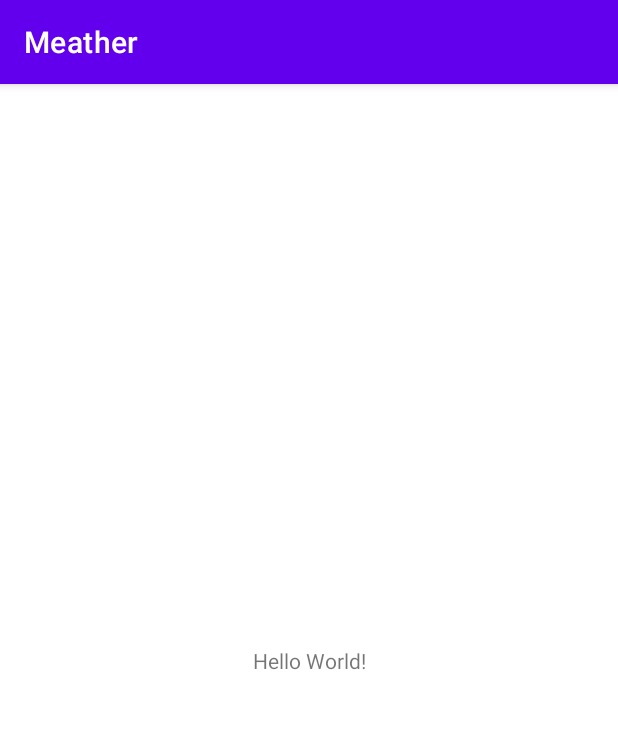
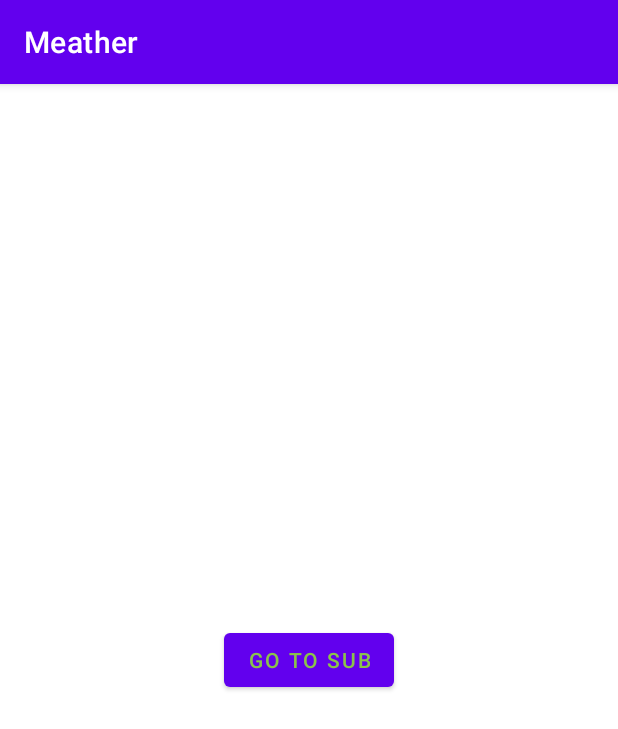
Before and after one commit to te17niidome/Meather, an Android app: the screen it shows after launch (MainActivity before the commit, Loc_TestActivity after it), on a phone screen of 412 x 824 dp. Shown: the top 729 px of the screen. Run offline under Robolectric (Android 15) with nearby library versions, the light colour scheme and no system bars.

Commit message:
起動画面作成

```diff
--- /dev/null
+++ b/app/src/main/java/com/example/blucode/meather/Loc_TestActivity.java
@@ -0,0 +1,89 @@
+package com.example.blucode.meather;
+
+import android.Manifest;
+import android.annotation.SuppressLint;
+import android.content.Context;
+import android.content.Intent;
+import android.content.pm.PackageManager;
+import android.location.Location;
+import android.location.LocationListener;
+import android.location.LocationManager;
+import android.os.Bundle;
+import android.view.View;
+import android.widget.TextView;
+
+import androidx.appcompat.app.AppCompatActivity;
+import androidx.core.app.ActivityCompat;
+
+public class Loc_TestActivity extends AppCompatActivity implements View.OnClickListener, LocationListener{
+    private TextView textView;
+    public static double Lati;
+    public static double Long;
+    private LocationManager manager;
+
+
+    @Override
+    protected void onCreate(Bundle savedInstanceState) {
+        super.onCreate(savedInstanceState);
+        setContentView(R.layout.activity_loca_test);
+        manager = (LocationManager) getSystemService(Context.LOCATION_SERVICE);
+
+
+
+    }
+    @Override
+    protected void onResume() {
+        super.onResume();
+
+        if (ActivityCompat.checkSelfPermission(this, Manifest.permission.ACCESS_FINE_LOCATION) != PackageManager.PERMISSION_GRANTED) {
+            ActivityCompat.requestPermissions(this, new String[]{Manifest.permission.ACCESS_FINE_LOCATION}, 1);
+            return;
+        }
+
+        manager.requestLocationUpdates(LocationManager.GPS_PROVIDER, 0, 1, this);
+        manager.requestLocationUpdates(LocationManager.NETWORK_PROVIDER, 0, 1, this);
+    }
+    protected void onStop() {
+        super.onStop();
+
+        if (manager != null) {
+            if (ActivityCompat.checkSelfPermission(this, Manifest.permission.ACCESS_FINE_LOCATION) != PackageManager.PERMISSION_GRANTED) {
+                return;
+            }
+            manager.removeUpdates(this);
+        }
+    }
+    @Override
+    public void onLocationChanged(Location location) {
+        Lati = location.getLatitude();
+        Long = location.getLongitude();
+    }
+    @Override
+    public void onStatusChanged(String provider, int status, Bundle extras) {
+
+    }
+
+    @Override
+    public void onProviderEnabled(String provider) {
+
+    }
+
+    @Override
+    public void onProviderDisabled(String provider) {
+    }
+
+    @SuppressLint("SetTextI18n")
+    @Override
+    public void onClick(View view) {
+        double VerLati = (double)((int)(Lati*1000)/1000.00);
+        double VerLong = (double)((int)(Long*1000)/1000.00);
+        //textView.setText(String.valueOf(VerLati)+","+String.valueOf(VerLong));
+        System.out.println(VerLati);
+        System.out.println(VerLong);
+    }
+    public void onBackPressed(){
+        // 戻るボタンが押された時
+        Intent intent = new Intent(this,MainActivity.class);
+        startActivity(intent);
+    }
+}
--- a/app/src/main/java/com/example/blucode/meather/SplashActivity.java
+++ b/app/src/main/java/com/example/blucode/meather/SplashActivity.java
@@ -38,7 +38,7 @@ public class SplashActivity extends AppCompatActivity {
         @Override
         public void run() {
             //画面遷移処理
-            Intent intent = new Intent(SplashActivity.this, MainActivity.class);
+            Intent intent = new Intent(SplashActivity.this, Loc_TestActivity.class);
             startActivity(intent);
             SplashActivity.this.finish();       //アクティビティを破棄。
         }
--- /dev/null
+++ b/app/src/main/res/layout/activity_loca_test.xml
@@ -0,0 +1,35 @@
+<?xml version="1.0" encoding="utf-8"?>
+<androidx.constraintlayout.widget.ConstraintLayout xmlns:android="http://schemas.android.com/apk/res/android"
+    xmlns:app="http://schemas.android.com/apk/res-auto"
+    xmlns:tools="http://schemas.android.com/tools"
+    android:layout_width="match_parent"
+    android:layout_height="match_parent"
+    tools:context=".Loc_TestActivity">
+
+    <TextView
+        android:id="@+id/textView"
+        android:layout_width="wrap_content"
+        android:layout_height="wrap_content"
+        android:layout_gravity="center_horizontal"
+        android:fontFamily="sans-serif-light"
+        android:textAlignment="center"
+        android:textColor="#FFFFFF"
+        android:textSize="30sp"
+        android:textStyle="bold"
+        app:layout_constraintBottom_toTopOf="@+id/button"
+        app:layout_constraintEnd_toEndOf="parent"
+        app:layout_constraintStart_toStartOf="parent"
+        app:layout_constraintTop_toTopOf="parent" />
+
+    <Button
+        android:id="@+id/button"
+        android:layout_width="wrap_content"
+        android:layout_height="wrap_content"
+        android:text="@string/go_to_sub"
+        android:textColor="#8BC34A"
+        android:onClick="onClick"
+        app:layout_constraintBottom_toBottomOf="parent"
+        app:layout_constraintEnd_toEndOf="parent"
+        app:layout_constraintStart_toStartOf="parent"
+        app:layout_constraintTop_toTopOf="parent" />
+</androidx.constraintlayout.widget.ConstraintLayout>
--- a/app/src/main/res/values/strings.xml
+++ b/app/src/main/res/values/strings.xml
@@ -1,3 +1,4 @@
 <resources>
     <string name="app_name">Meather</string>
+    <string name="go_to_sub">Go to Sub</string>
 </resources>
```
Also changed, not shown: app/src/main/AndroidManifest.xml (+16 -3 lines).
